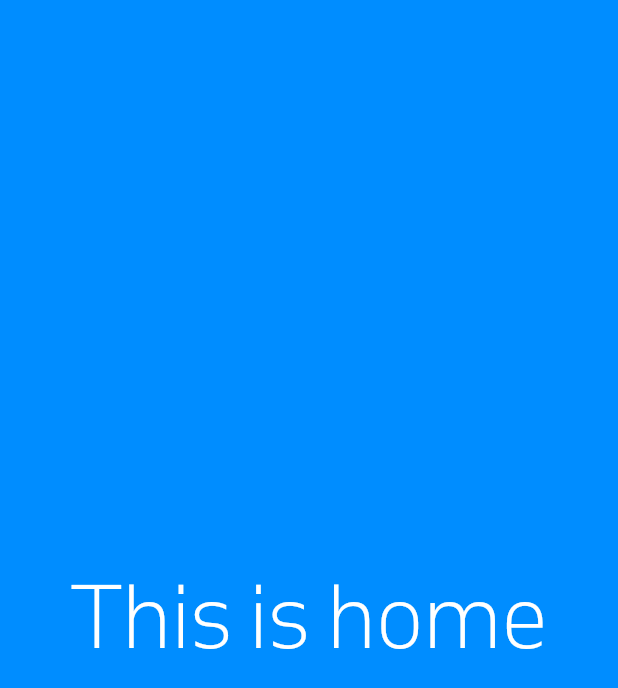
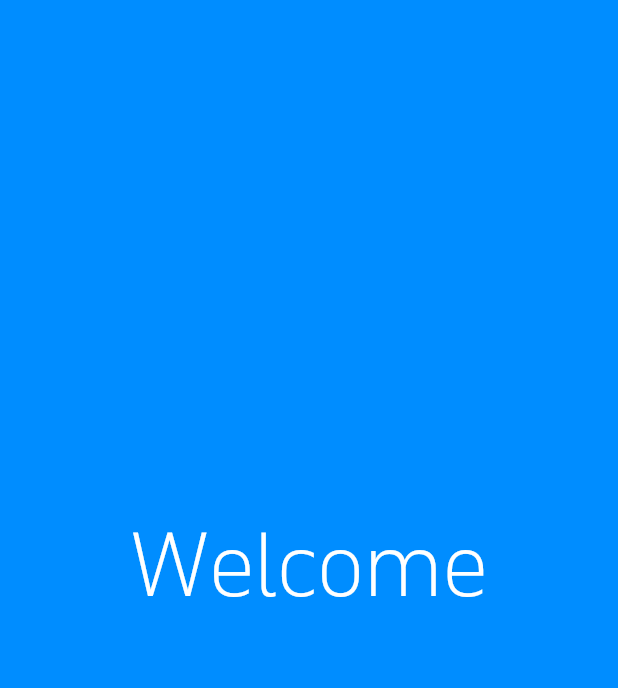
Before and after one commit to edraj/flutter-skeleton, a Flutter app: the HomeView screen opened directly, on a phone screen of 412 x 824 dp. Shown: the top 688 px of the screen. Run offline on Flutter 3.47's test engine with Material 2 defaults, Android fonts, the phone set to English and light mode, and no system bars; our stand-ins replace dio, flutter_svg, get, get_storage; accounts and stored records are empty; network calls fail.

```diff
--- /dev/null
+++ b/lib/domain/controllers/user_controller.dart
@@ -0,0 +1,7 @@
+import 'package:dmart_android_flutter/domain/models/base/permission.dart';
+import 'package:get/get.dart';
+import 'package:dmart_android_flutter/utils/helpers/cache_manager.dart';
+
+class UserController extends GetxController with CacheManager {
+  Map<String, Permission> permissions = {};
+}
--- a/lib/domain/repositories/dmart_apis.dart
+++ b/lib/domain/repositories/dmart_apis.dart
@@ -1,5 +1,8 @@
 import 'package:dio/dio.dart';
+import 'package:dmart_android_flutter/domain/controllers/user_controller.dart';
+import 'package:get/get.dart';
 import 'package:dmart_android_flutter/configs/dio.dart';
+import 'package:dmart_android_flutter/domain/controllers/authentication_controller.dart';
 import 'package:dmart_android_flutter/domain/models/base/action_reponse.dart';
 import 'package:dmart_android_flutter/domain/models/base/action_request.dart';
 import 'package:dmart_android_flutter/domain/models/base/api_response.dart';
@@ -15,7 +18,10 @@ import 'package:dmart_android_flutter/domain/models/login_model.dart';
 import 'package:dmart_android_flutter/utils/enums/base/query_type.dart';
 import 'package:dmart_android_flutter/utils/enums/base/sort_type.dart';
 
+
 class DmartAPIS {
+  static final _controller = Get.put(AuthenticationController());
+
   static Map<String, dynamic> _headers = {"content-type": "application/json"};
 
   static Future<LoginResponseModel> login(
@@ -32,7 +38,6 @@ class DmartAPIS {
 
       return LoginResponseModel.fromJson(response.data);
     } on DioException catch (e) {
-      print(e.response?.data);
       if (e.response?.data != null) {
         dynamic error = e.response?.data;
         return LoginResponseModel.fromJson(error);
@@ -60,19 +65,19 @@ class DmartAPIS {
     }
   }
 
-  Future<ProfileResponse?> getProfile() async {
+  static Future<ProfileResponse?> getProfile() async {
     try {
       final response = await dio.get(
         '/user/profile',
-        options: Options(headers: _headers),
+        options: Options(headers: {..._headers, "Authorization": "Bearer ${_controller.getToken()}"}),
       );
 
       final profileResponse = ProfileResponse.fromJson(response.data);
       if (profileResponse.status == Status.success &&
           profileResponse.records.isNotEmpty) {
         final permissions = profileResponse.records[0].attributes.permissions;
-        // Store permissions in your preferred way (e.g., SharedPreferences)
-        // localStorage.setItem("permissions", jsonEncode(permissions));
+        final userController = Get.put(UserController());
+        userController.permissions = permissions;
       }
 
       return profileResponse;
--- a/lib/presentations/views/home_view.dart
+++ b/lib/presentations/views/home_view.dart
@@ -1,4 +1,8 @@
+import 'package:dmart_android_flutter/domain/controllers/authentication_controller.dart';
+import 'package:dmart_android_flutter/domain/models/base/profile_response.dart';
+import 'package:dmart_android_flutter/domain/repositories/dmart_apis.dart';
 import 'package:flutter/material.dart';
+import 'package:get/get.dart';
 
 class HomeView extends StatefulWidget {
   const HomeView({super.key});
@@ -8,6 +12,22 @@ class HomeView extends StatefulWidget {
 }
 
 class _HomeViewState extends State<HomeView> {
+  String username = "";
+
+  Future<void> getCurrentUserProfile() async {
+    ProfileResponse? result = await DmartAPIS.getProfile();
+    setState(() {
+      username = result?.records[0].attributes.displayname.en ?? "";
+    });
+  }
+
+  @override
+  void initState() {
+    super.initState();
+
+    getCurrentUserProfile();
+  }
+
   @override
   Widget build(BuildContext context) {
     return Scaffold(
@@ -17,14 +37,17 @@ class _HomeViewState extends State<HomeView> {
           color: const Color(0xFF008dff),
           padding: const EdgeInsets.all(0.0),
           alignment: Alignment.center,
-          child: const Center(
-            child: Text("This is home",
-                style: TextStyle(
-                  color: Colors.white,
-                  fontFamily: 'KanunAR',
-                  fontWeight: FontWeight.w300,
-                  fontSize: 56.0,
-                )),
+          child: Center(
+            child: Text(
+              "Welcome\n$username",
+              textAlign: TextAlign.center,
+              style: const TextStyle(
+                color: Colors.white,
+                fontFamily: 'KanunAR',
+                fontWeight: FontWeight.w300,
+                fontSize: 56.0,
+              ),
+            ),
           ),
         ),
       ),
--- a/lib/utils/helpers/cache_manager.dart
+++ b/lib/utils/helpers/cache_manager.dart
@@ -2,7 +2,7 @@ import 'package:dmart_android_flutter/utils/enums/cache_manager_key.dart';
 import 'package:get_storage/get_storage.dart';
 
 mixin CacheManager {
-  Future<bool> saveToken(String? token) async {
+  Future<bool> saveToken(String token) async {
     final box = GetStorage();
     await box.write(CacheManagerKey.TOKEN.toString(), token);
     return true;
```
Also changed, not shown: lib/domain/controllers/authentication_controller.dart (+2 -21 lines), lib/presentations/views/login_view.dart (+20 -6 lines), 1 other file.
